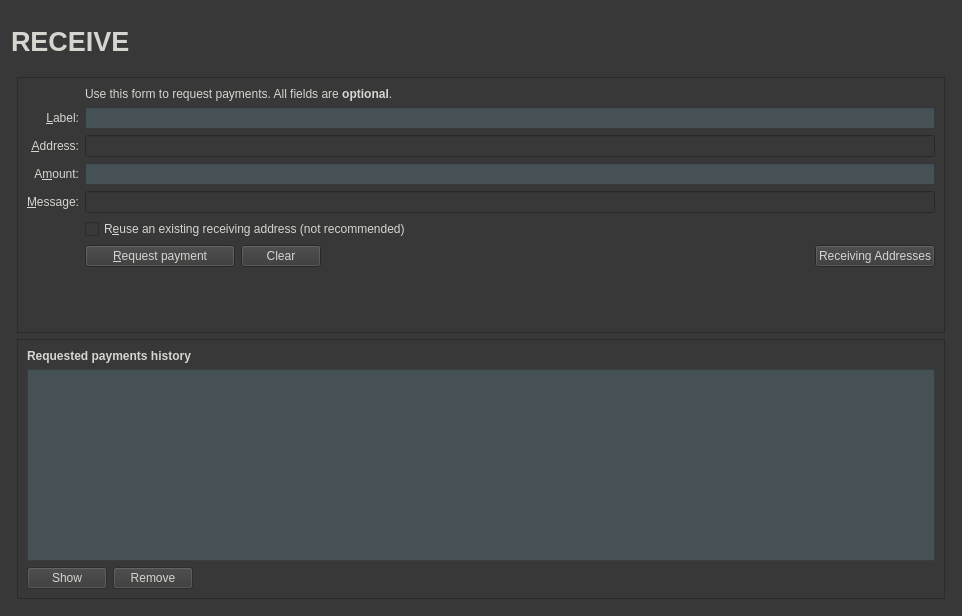
Above: src/qt/forms/receivecoinsdialog.ui from NewCapital/TWINS-Core before the change. Below: the same form after it.
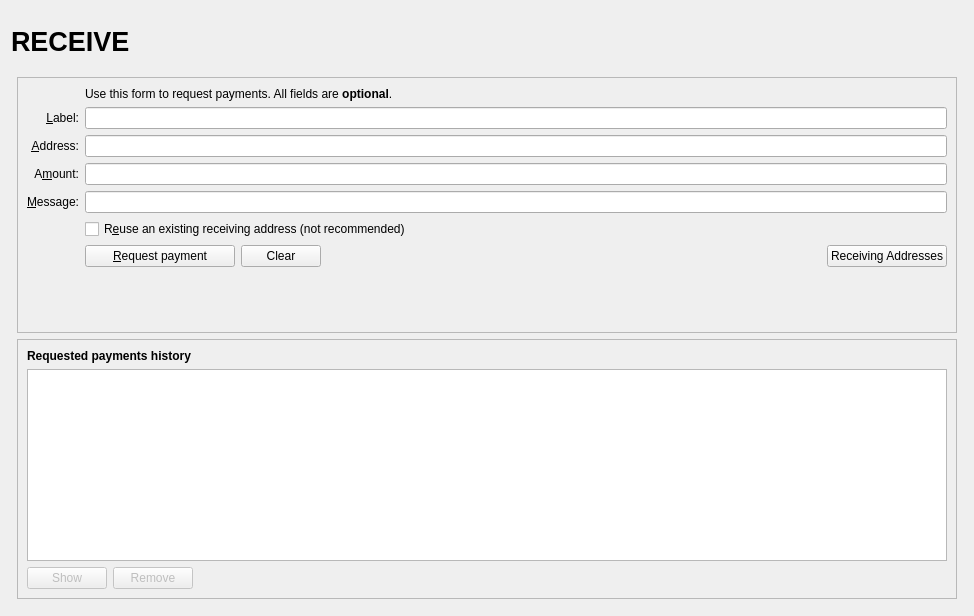
That is the form after the change. Icons and pictures are not drawn. Custom widgets are drawn as their Qt base class.

Patch:
```diff
--- a/src/qt/forms/receivecoinsdialog.ui
+++ b/src/qt/forms/receivecoinsdialog.ui
@@ -6,13 +6,12 @@
    <rect>
     <x>0</x>
     <y>0</y>
-    <width>962</width>
+    <width>974</width>
     <height>616</height>
    </rect>
   </property>
   <property name="styleSheet">
-   <string notr="true">background-color:rgb(56, 56, 56);
-color:rgb(211, 215, 207);</string>
+   <string notr="true"/>
   </property>
   <layout class="QVBoxLayout" name="verticalLayout" stretch="0">
    <item>
@@ -61,6 +60,9 @@
             <property name="text">
              <string>RECEIVE</string>
             </property>
+            <property name="margin">
+             <number>5</number>
+            </property>
            </widget>
           </item>
           <item>
@@ -168,10 +170,6 @@
                <property name="toolTip">
                 <string>An optional label to associate with the new receiving address.</string>
                </property>
-               <property name="styleSheet">
-                <string notr="true">background-color:rgb(70, 81, 86);
-color:rgb(211, 215, 207);</string>
-               </property>
               </widget>
              </item>
              <item row="5" column="0">
@@ -233,10 +231,6 @@
                <property name="toolTip">
                 <string>An optional amount to request. Leave this empty or zero to not request a specific amount.</string>
                </property>
-               <property name="styleSheet">
-                <string notr="true">background-color:rgb(70, 81, 86);
-color:rgb(211, 215, 207);</string>
-               </property>
               </widget>
              </item>
              <item row="7" column="0">
@@ -405,185 +399,9 @@
            </item>
            <item>
             <widget class="QTableView" name="recentRequestsView">
-             <property name="palette">
-              <palette>
-               <active>
-                <colorrole role="WindowText">
-                 <brush brushstyle="SolidPattern">
-                  <color alpha="255">
-                   <red>211</red>
-                   <green>215</green>
-                   <blue>207</blue>
-                  </color>
-                 </brush>
-                </colorrole>
-                <colorrole role="Button">
-                 <brush brushstyle="SolidPattern">
-                  <color alpha="255">
-                   <red>70</red>
-                   <green>81</green>
-                   <blue>86</blue>
-                  </color>
-                 </brush>
-                </colorrole>
-                <colorrole role="Text">
-                 <brush brushstyle="SolidPattern">
-                  <color alpha="255">
-                   <red>211</red>
-                   <green>215</green>
-                   <blue>207</blue>
-                  </color>
-                 </brush>
-                </colorrole>
-                <colorrole role="ButtonText">
-                 <brush brushstyle="SolidPattern">
-                  <color alpha="255">
-                   <red>211</red>
-                   <green>215</green>
-                   <blue>207</blue>
-                  </color>
-                 </brush>
-                </colorrole>
-                <colorrole role="Base">
-                 <brush brushstyle="SolidPattern">
-                  <color alpha="255">
-                   <red>70</red>
-                   <green>81</green>
-                   <blue>86</blue>
-                  </color>
-                 </brush>
-                </colorrole>
-                <colorrole role="Window">
-                 <brush brushstyle="SolidPattern">
-                  <color alpha="255">
-                   <red>70</red>
-                   <green>81</green>
-                   <blue>86</blue>
-                  </color>
-                 </brush>
-                </colorrole>
-               </active>
-               <inactive>
-                <colorrole role="WindowText">
-                 <brush brushstyle="SolidPattern">
-                  <color alpha="255">
-                   <red>211</red>
-                   <green>215</green>
-                   <blue>207</blue>
-                  </color>
-                 </brush>
-                </colorrole>
-                <colorrole role="Button">
-                 <brush brushstyle="SolidPattern">
-                  <color alpha="255">
-                   <red>70</red>
-                   <green>81</green>
-                   <blue>86</blue>
-                  </color>
-                 </brush>
-                </colorrole>
-                <colorrole role="Text">
-                 <brush brushstyle="SolidPattern">
-                  <color alpha="255">
-                   <red>211</red>
-                   <green>215</green>
-                   <blue>207</blue>
-                  </color>
-                 </brush>
-                </colorrole>
-                <colorrole role="ButtonText">
-                 <brush brushstyle="SolidPattern">
-                  <color alpha="255">
-                   <red>211</red>
-                   <green>215</green>
-                   <blue>207</blue>
-                  </color>
-                 </brush>
-                </colorrole>
-                <colorrole role="Base">
-                 <brush brushstyle="SolidPattern">
-                  <color alpha="255">
-                   <red>70</red>
-                   <green>81</green>
-                   <blue>86</blue>
-                  </color>
-                 </brush>
-                </colorrole>
-                <colorrole role="Window">
-                 <brush brushstyle="SolidPattern">
-                  <color alpha="255">
-                   <red>70</red>
-                   <green>81</green>
-                   <blue>86</blue>
-                  </color>
-                 </brush>
-                </colorrole>
-               </inactive>
-               <disabled>
-                <colorrole role="WindowText">
-                 <brush brushstyle="SolidPattern">
-                  <color alpha="255">
-                   <red>211</red>
-                   <green>215</green>
-                   <blue>207</blue>
-                  </color>
-                 </brush>
-                </colorrole>
-                <colorrole role="Button">
-                 <brush brushstyle="SolidPattern">
-                  <color alpha="255">
-                   <red>70</red>
-                   <green>81</green>
-                   <blue>86</blue>
-                  </color>
-                 </brush>
-                </colorrole>
-                <colorrole role="Text">
-                 <brush brushstyle="SolidPattern">
-                  <color alpha="255">
-                   <red>211</red>
-                   <green>215</green>
-                   <blue>207</blue>
-                  </color>
-                 </brush>
-                </colorrole>
-                <colorrole role="ButtonText">
-                 <brush brushstyle="SolidPattern">
-                  <color alpha="255">
-                   <red>211</red>
-                   <green>215</green>
-                   <blue>207</blue>
-                  </color>
-                 </brush>
-                </colorrole>
-                <colorrole role="Base">
-                 <brush brushstyle="SolidPattern">
-                  <color alpha="255">
-                   <red>70</red>
-                   <green>81</green>
-                   <blue>86</blue>
-                  </color>
-                 </brush>
-                </colorrole>
-                <colorrole role="Window">
-                 <brush brushstyle="SolidPattern">
-                  <color alpha="255">
-                   <red>70</red>
-                   <green>81</green>
-                   <blue>86</blue>
-                  </color>
-                 </brush>
-                </colorrole>
-               </disabled>
-              </palette>
-             </property>
              <property name="contextMenuPolicy">
               <enum>Qt::CustomContextMenu</enum>
              </property>
-             <property name="styleSheet">
-              <string notr="true">background-color:rgb(70, 81, 86);
-color:rgb(211, 215, 207);</string>
-             </property>
              <property name="tabKeyNavigation">
               <bool>false</bool>
              </property>
```
Left out of the diff: 18 changed lines with no effect on the pictures.
